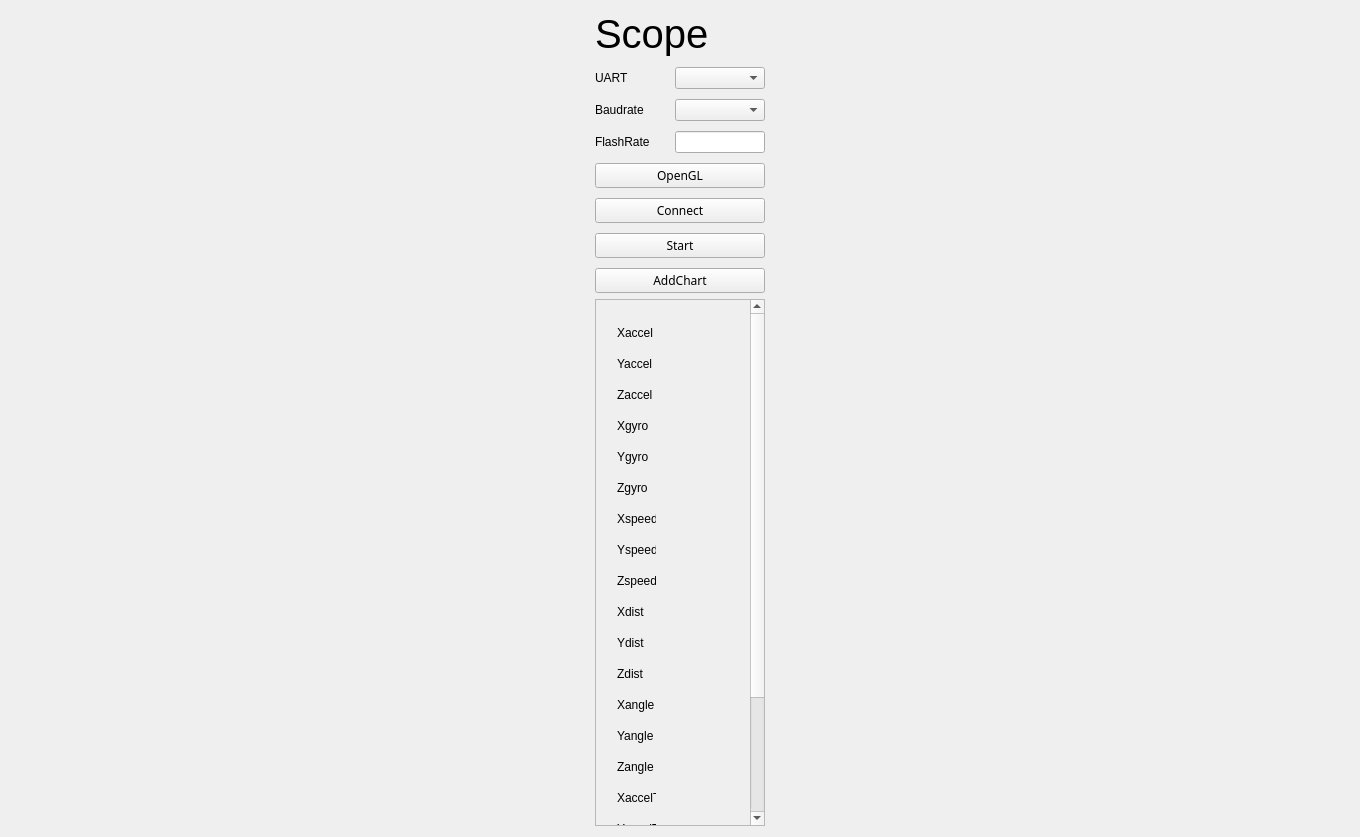
This is mainwindow.ui in cay125/SerialChart as Qt 5 draws it before an edit. The edited form follows.
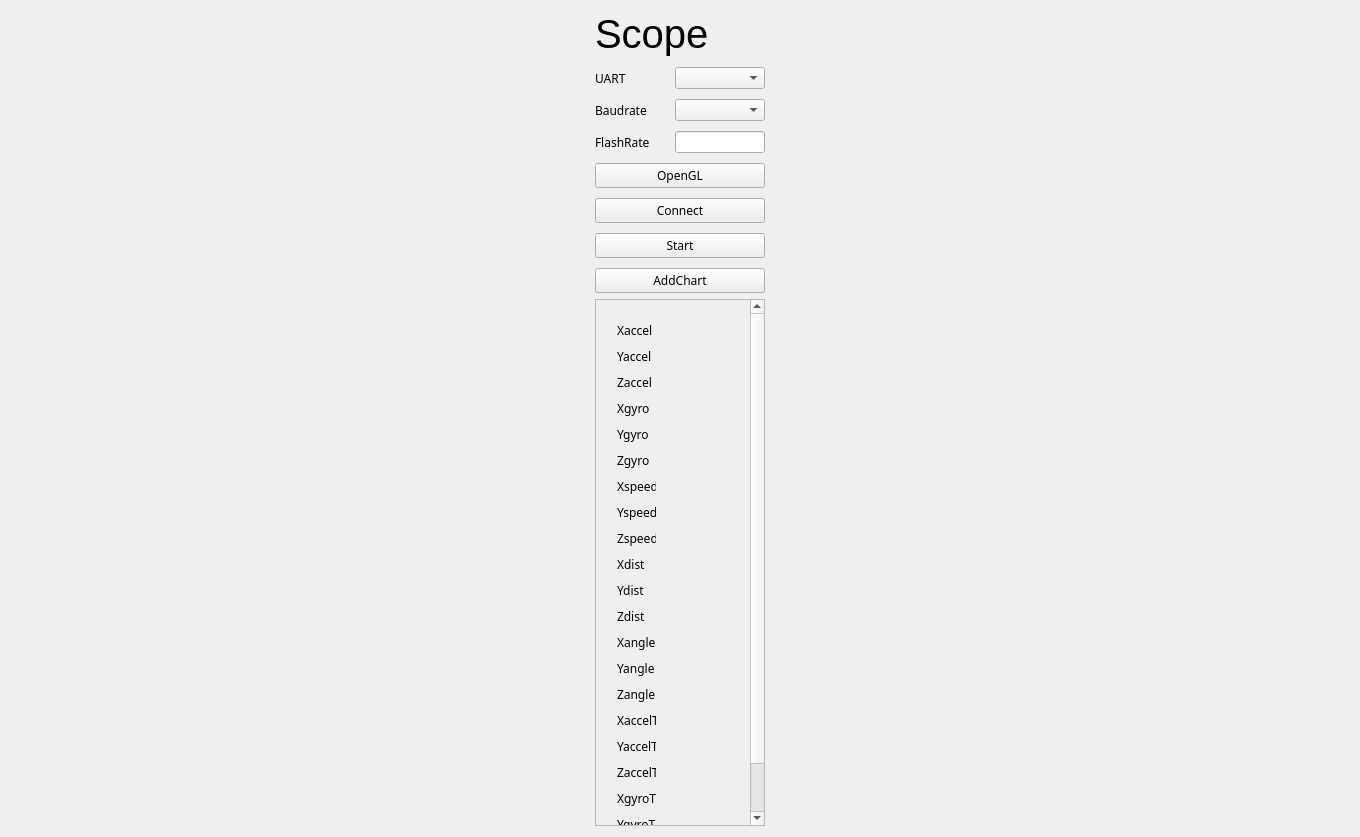
This is the edited form.

The edit to the form file:
```diff
--- a/mainwindow.ui
+++ b/mainwindow.ui
@@ -48,6 +48,11 @@
               <height>0</height>
              </size>
             </property>
+            <property name="font">
+             <font>
+              <family>Microsoft YaHei</family>
+             </font>
+            </property>
             <property name="text">
              <string>UART</string>
             </property>
@@ -78,6 +83,11 @@
               <height>0</height>
              </size>
             </property>
+            <property name="font">
+             <font>
+              <family>Microsoft YaHei</family>
+             </font>
+            </property>
             <property name="text">
              <string>Baudrate</string>
             </property>
@@ -105,6 +115,11 @@
               <height>0</height>
              </size>
             </property>
+            <property name="font">
+             <font>
+              <family>Microsoft YaHei</family>
+             </font>
+            </property>
             <property name="text">
              <string>FlashRate</string>
             </property>
@@ -241,15 +256,15 @@
          <property name="geometry">
           <rect>
            <x>0</x>
-           <y>0</y>
-           <width>154</width>
-           <height>680</height>
+           <y>-61</y>
+           <width>151</width>
+           <height>580</height>
           </rect>
          </property>
          <property name="minimumSize">
           <size>
            <width>0</width>
-           <height>680</height>
+           <height>580</height>
           </size>
          </property>
          <widget class="QWidget" name="verticalLayoutWidget_2">
@@ -267,9 +282,14 @@
              <property name="minimumSize">
               <size>
                <width>0</width>
-               <height>25</height>
+               <height>20</height>
               </size>
              </property>
+             <property name="font">
+              <font>
+               <family>Microsoft YaHei</family>
+              </font>
+             </property>
              <property name="text">
               <string>Xaccel</string>
              </property>
@@ -280,9 +300,14 @@
              <property name="minimumSize">
               <size>
                <width>0</width>
-               <height>25</height>
+               <height>20</height>
               </size>
              </property>
+             <property name="font">
+              <font>
+               <family>Microsoft YaHei</family>
+              </font>
+             </property>
              <property name="text">
               <string>Yaccel</string>
              </property>
@@ -293,9 +318,14 @@
              <property name="minimumSize">
               <size>
                <width>0</width>
-               <height>25</height>
+               <height>20</height>
               </size>
              </property>
+             <property name="font">
+              <font>
+               <family>Microsoft YaHei</family>
+              </font>
+             </property>
              <property name="text">
               <string>Zaccel</string>
              </property>
@@ -306,9 +336,14 @@
              <property name="minimumSize">
               <size>
                <width>0</width>
-               <height>25</height>
+               <height>20</height>
               </size>
              </property>
+             <property name="font">
+              <font>
+               <family>Microsoft YaHei</family>
+              </font>
+             </property>
              <property name="text">
               <string>Xgyro</string>
              </property>
@@ -319,9 +354,14 @@
              <property name="minimumSize">
               <size>
                <width>0</width>
-               <height>25</height>
+               <height>20</height>
               </size>
              </property>
+             <property name="font">
+              <font>
+               <family>Microsoft YaHei</family>
+              </font>
+             </property>
              <property name="text">
               <string>Ygyro</string>
              </property>
@@ -332,9 +372,14 @@
              <property name="minimumSize">
               <size>
                <width>0</width>
-               <height>25</height>
+               <height>20</height>
               </size>
              </property>
+             <property name="font">
+              <font>
+               <family>Microsoft YaHei</family>
+              </font>
+             </property>
              <property name="text">
               <string>Zgyro</string>
              </property>
@@ -345,9 +390,14 @@
              <property name="minimumSize">
               <size>
                <width>0</width>
-               <height>25</height>
+               <height>20</height>
               </size>
              </property>
+             <property name="font">
+              <font>
+               <family>Microsoft YaHei</family>
+              </font>
+             </property>
              <property name="text">
               <string>Xspeed</string>
              </property>
@@ -358,9 +408,14 @@
              <property name="minimumSize">
               <size>
                <width>0</width>
-               <height>25</height>
+               <height>20</height>
               </size>
              </property>
+             <property name="font">
+              <font>
+               <family>Microsoft YaHei</family>
+              </font>
+             </property>
              <property name="text">
               <string>Yspeed</string>
              </property>
@@ -371,9 +426,14 @@
              <property name="minimumSize">
               <size>
                <width>0</width>
-               <height>25</height>
+               <height>20</height>
               </size>
              </property>
+             <property name="font">
+              <font>
+               <family>Microsoft YaHei</family>
+              </font>
+             </property>
              <property name="text">
               <string>Zspeed</string>
              </property>
@@ -384,9 +444,14 @@
              <property name="minimumSize">
               <size>
                <width>0</width>
-               <height>25</height>
+               <height>20</height>
               </size>
              </property>
+             <property name="font">
+              <font>
+               <family>Microsoft YaHei</family>
+              </font>
+             </property>
              <property name="text">
               <string>Xdist</string>
              </property>
@@ -397,9 +462,14 @@
              <property name="minimumSize">
               <size>
                <width>0</width>
-               <height>25</height>
+               <height>20</height>
               </size>
              </property>
+             <property name="font">
+              <font>
+               <family>Microsoft YaHei</family>
+              </font>
+             </property>
              <property name="text">
               <string>Ydist</string>
              </property>
@@ -410,9 +480,14 @@
              <property name="minimumSize">
               <size>
                <width>0</width>
-               <height>25</height>
+               <height>20</height>
               </size>
              </property>
+             <property name="font">
+              <font>
+               <family>Microsoft YaHei</family>
+              </font>
+             </property>
              <property name="text">
               <string>Zdist</string>
              </property>
@@ -423,9 +498,14 @@
              <property name="minimumSize">
               <size>
                <width>0</width>
-               <height>25</height>
+               <height>20</height>
               </size>
              </property>
+             <property name="font">
+              <font>
+               <family>Microsoft YaHei</family>
+              </font>
+             </property>
              <property name="text">
               <string>Xangle</string>
              </property>
@@ -436,9 +516,14 @@
              <property name="minimumSize">
               <size>
                <width>0</width>
-               <height>25</height>
+               <height>20</height>
               </size>
              </property>
+             <property name="font">
+              <font>
+               <family>Microsoft YaHei</family>
+              </font>
+             </property>
              <property name="text">
               <string>Yangle</string>
              </property>
@@ -449,9 +534,14 @@
              <property name="minimumSize">
               <size>
                <width>0</width>
-               <height>25</height>
+               <height>20</height>
               </size>
              </property>
+             <property name="font">
+              <font>
+               <family>Microsoft YaHei</family>
+              </font>
+             </property>
              <property name="text">
               <string>Zangle</string>
              </property>
@@ -462,9 +552,14 @@
              <property name="minimumSize">
               <size>
                <width>0</width>
-               <height>25</height>
+               <height>20</height>
               </size>
              </property>
+             <property name="font">
+              <font>
+               <family>Microsoft YaHei</family>
+              </font>
+             </property>
              <property name="text">
               <string>XaccelT</string>
              </property>
@@ -475,9 +570,14 @@
              <property name="minimumSize">
               <size>
                <width>0</width>
-               <height>25</height>
+               <height>20</height>
               </size>
              </property>
+             <property name="font">
+              <font>
+               <family>Microsoft YaHei</family>
+              </font>
+             </property>
              <property name="text">
               <string>YaccelT</string>
              </property>
@@ -488,9 +588,14 @@
              <property name="minimumSize">
               <size>
                <width>0</width>
-               <height>25</height>
+               <height>20</height>
               </size>
              </property>
+             <property name="font">
+              <font>
+               <family>Microsoft YaHei</family>
+              </font>
+             </property>
              <property name="text">
               <string>ZaccelT</string>
              </property>
@@ -501,9 +606,14 @@
              <property name="minimumSize">
               <size>
                <width>0</width>
-               <height>25</height>
+               <height>20</height>
               </size>
              </property>
+             <property name="font">
+              <font>
+               <family>Microsoft YaHei</family>
+              </font>
+             </property>
              <property name="text">
               <string>XgyroT</string>
              </property>
@@ -514,9 +624,14 @@
              <property name="minimumSize">
               <size>
                <width>0</width>
-               <height>25</height>
+               <height>20</height>
               </size>
              </property>
+             <property name="font">
+              <font>
+               <family>Microsoft YaHei</family>
+              </font>
+             </property>
              <property name="text">
               <string>YgyroT</string>
              </property>
```
Left out of the diff: 7 changed lines with no effect on the pictures.
